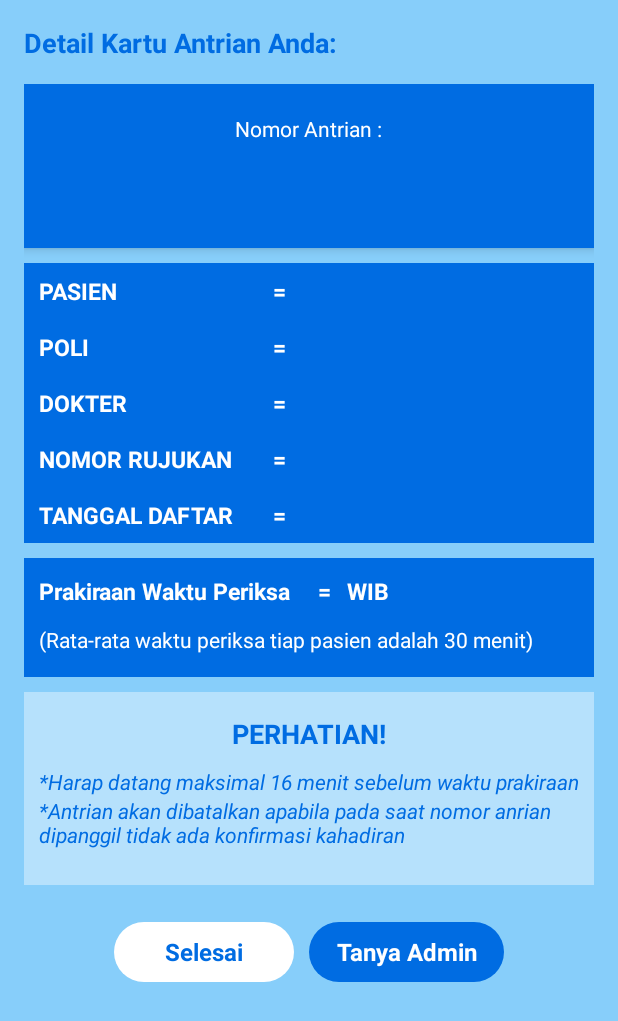
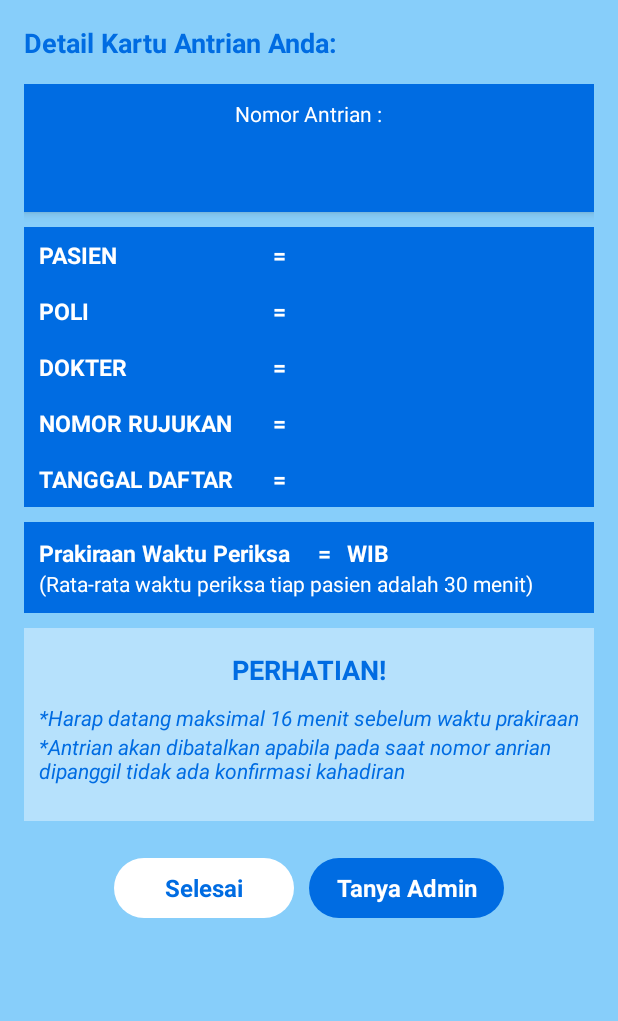
Before and after one commit to Ayude17/AntrianPasienOnline, an Android app: the DetailKartuAntrianActivity screen opened directly, with no data from a screen before it, on a phone screen of 412 x 824 dp. Shown: the top 1021 px of the screen. Run offline under Robolectric (Android 15) with nearby library versions, the phone set to English and light mode, and no system bars; 7 statements that could not run were skipped.

Commit message:
revisi tanggal 28-03-2019

```diff
--- a/app/build.gradle
+++ b/app/build.gradle
@@ -5,7 +5,7 @@ android {
     defaultConfig {
         applicationId "com.simpus.antrianpasienonline"
         minSdkVersion 16
-        targetSdkVersion 28
+        targetSdkVersion 27
         versionCode 1
         versionName "1.0"
         testInstrumentationRunner "android.support.test.runner.AndroidJUnitRunner"
--- a/app/src/main/java/com/simpus/antrianpasienonline/adapters/ListDokterAdapter.java
+++ b/app/src/main/java/com/simpus/antrianpasienonline/adapters/ListDokterAdapter.java
@@ -14,12 +14,15 @@ import java.util.ArrayList;
 public class ListDokterAdapter extends RecyclerView.Adapter<ListDokterViewHolder> {
 
     private Context context;
+    private Integer KuotaPas, TerisiPas, SisaPas;
     public static ArrayList<Dokter> data;
 
     public ListDokterAdapter(Context context, ArrayList<Dokter> data){
         super();
         this.context = context;
         this.data = data;
+
+
 
     }
 
@@ -32,9 +35,15 @@ public class ListDokterAdapter extends RecyclerView.Adapter<ListDokterViewHolder
 
     @Override
     public void onBindViewHolder(ListDokterViewHolder holder, int position){
+
+
+        KuotaPas =Integer.valueOf(data.get(position).getKuota());
+        TerisiPas =Integer.valueOf(data.get(position).getTerisi());
+        SisaPas= KuotaPas - TerisiPas;
+
         holder.namaDokterView.setText(data.get(position).getNama());
         holder.poliView.setText(data.get(position).getPoli());
-        holder.kuotaView.setText(data.get(position).getKuota());
+        holder.kuotaView.setText(SisaPas.toString());
     }
 
     @Override
--- a/app/src/main/res/layout/activity_detail_kartu_antrian.xml
+++ b/app/src/main/res/layout/activity_detail_kartu_antrian.xml
@@ -46,14 +46,14 @@
                 android:layout_height="wrap_content"
                 android:background="@color/colorPrimary"
                 android:elevation="4dp"
-                android:paddingBottom="24dp">
+                android:paddingBottom="10dp">
 
                 <TextView
                     android:id="@+id/antrian"
                     android:layout_width="wrap_content"
                     android:layout_height="wrap_content"
                     android:layout_centerHorizontal="true"
-                    android:layout_marginTop="20dp"
+                    android:layout_marginTop="10dp"
                     android:text="Nomor Antrian :"
                     android:textColor="@color/colorWhite" />
                 <!--android:textSize="16sp"-->
@@ -293,61 +293,60 @@
                 android:layout_height="wrap_content"
                 android:layout_marginTop="10dp"
                 android:background="@color/colorPrimary"
-                android:paddingBottom="15dp">
+                android:paddingBottom="10dp">
 
                 <LinearLayout
                     android:layout_width="wrap_content"
                     android:layout_height="wrap_content"
                     android:orientation="vertical"
-                    android:layout_marginTop="15dp" >
+                    android:layout_marginTop="10dp" >
 
                     <LinearLayout
                         android:layout_width="match_parent"
                         android:layout_height="wrap_content"
                         android:layout_marginLeft="10dp">
+
                         <TextView
                             android:id="@+id/ket5"
-                            android:layout_marginRight="16dp"
-                            android:layout_marginBottom="8dp"
                             android:layout_width="170dp"
                             android:layout_height="wrap_content"
                             android:layout_gravity="center"
+                            android:layout_marginRight="16dp"
                             android:text="Prakiraan Waktu Periksa"
+                            android:textColor="#fff"
                             android:textSize="15sp"
-                            android:textStyle="bold"
-                            android:textColor="#fff"/>
+                            android:textStyle="bold" />
+
                         <TextView
-                            android:layout_marginBottom="8dp"
                             android:layout_width="14dp"
                             android:layout_height="wrap_content"
                             android:layout_gravity="center"
                             android:text="= "
+                            android:textColor="#fff"
                             android:textSize="15sp"
-                            android:textStyle="bold"
-                            android:textColor="#fff"/>
+                            android:textStyle="bold" />
 
                         <TextView
                             android:id="@+id/waktuView"
-                            android:layout_marginRight="5dp"
-                            android:layout_marginBottom="8dp"
                             android:layout_width="wrap_content"
                             android:layout_height="wrap_content"
                             android:layout_gravity="center"
+                            android:layout_marginRight="5dp"
                             android:text="00:00"
+                            android:textColor="#fff"
                             android:textSize="15sp"
-                            android:textStyle="bold"
-                            android:textColor="#fff"/>
+                            android:textStyle="bold" />
+
                         <TextView
                             android:id="@+id/WibView"
-                            android:layout_marginRight="16dp"
-                            android:layout_marginBottom="8dp"
                             android:layout_width="wrap_content"
                             android:layout_height="wrap_content"
                             android:layout_gravity="center"
+                            android:layout_marginRight="16dp"
                             android:text="WIB"
+                            android:textColor="#fff"
                             android:textSize="15sp"
-                            android:textStyle="bold"
-                            android:textColor="#fff"/>
+                            android:textStyle="bold" />
                     </LinearLayout>
                 <TextView
                     android:id="@+id/ket7"
```
